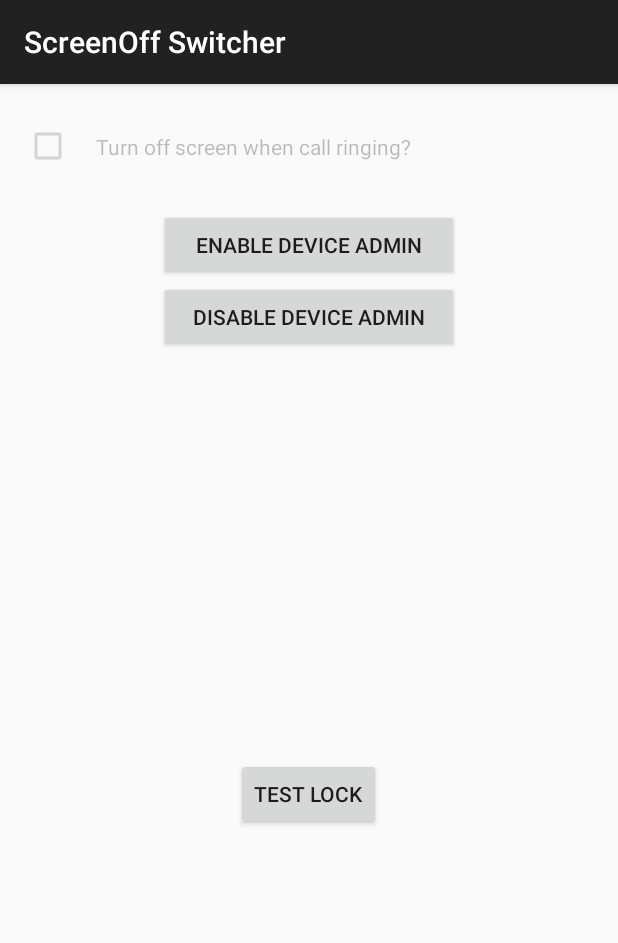
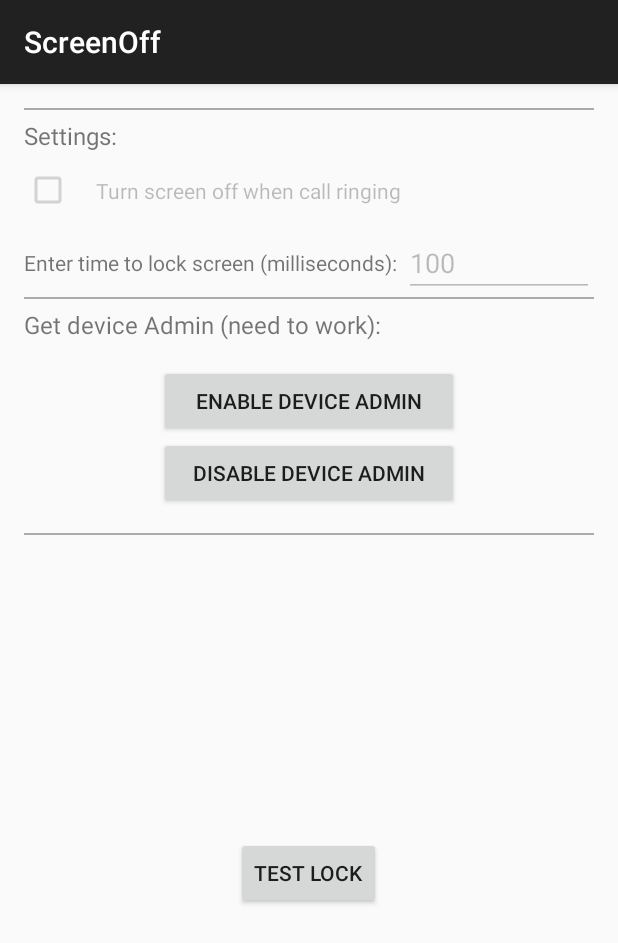
Before and after one commit to andreycooper/screen-off-switcher, an Android app: the screen it shows after launch (MainActivity), on a phone screen of 412 x 824 dp. Shown: the top 943 px of the screen. Run offline under Robolectric (Android 15) with nearby library versions, the phone set to English and light mode, and no system bars.

Commit message:
MainActivity layout improved

```diff
--- a/app/src/main/AndroidManifest.xml
+++ b/app/src/main/AndroidManifest.xml
@@ -28,7 +28,7 @@
             android:name=".PhoneStateReceiver"
             android:enabled="true"
             android:exported="true">
-            <intent-filter android:priority="-100">
+            <intent-filter android:priority="-200">
                 <action android:name="android.intent.action.PHONE_STATE"/>
             </intent-filter>
         </receiver>
--- a/app/src/main/java/com/weezlabs/screenoffswitcher/AdminReceiver.java
+++ b/app/src/main/java/com/weezlabs/screenoffswitcher/AdminReceiver.java
@@ -2,8 +2,6 @@ package com.weezlabs.screenoffswitcher;
 
 import android.app.admin.DeviceAdminReceiver;
 
-/**
- * Created by Andrey Bondarenko on 10.06.15.
- */
+
 public class AdminReceiver extends DeviceAdminReceiver {
 }
--- a/app/src/main/java/com/weezlabs/screenoffswitcher/MainActivity.java
+++ b/app/src/main/java/com/weezlabs/screenoffswitcher/MainActivity.java
@@ -6,11 +6,15 @@ import android.content.Context;
 import android.content.Intent;
 import android.os.Bundle;
 import android.support.v7.app.AppCompatActivity;
+import android.text.Editable;
+import android.text.TextUtils;
+import android.text.TextWatcher;
 import android.view.Menu;
 import android.view.MenuItem;
 import android.view.View;
 import android.widget.CheckBox;
 import android.widget.CompoundButton;
+import android.widget.EditText;
 import android.widget.Toast;
 
 import com.weezlabs.screenoffswitcher.util.Utils;
@@ -22,6 +26,7 @@ public class MainActivity extends AppCompatActivity {
     private DevicePolicyManager mDevicePolicyManager;
     private ComponentName mComponentName;
     private CheckBox mEnableReceiverCheckBox;
+    private EditText mTimeEditText;
 
     @Override
     protected void onCreate(Bundle savedInstanceState) {
@@ -33,8 +38,13 @@ public class MainActivity extends AppCompatActivity {
         mComponentName = new ComponentName(getApplicationContext(), AdminReceiver.class);
 
         mEnableReceiverCheckBox = (CheckBox) findViewById(R.id.enable_receiver_checkbox);
+        mTimeEditText = (EditText) findViewById(R.id.time_edit_text);
+
         mEnableReceiverCheckBox.setEnabled(isAdmin());
         mEnableReceiverCheckBox.setChecked(Utils.isPhoneStateReceiverWork(getApplicationContext()));
+        mTimeEditText.setEnabled(isAdmin());
+        mTimeEditText.setText(String.valueOf(Utils.getTimeToLock(getApplicationContext())));
+        mTimeEditText.setSelection(mTimeEditText.getText().length());
 
         mEnableReceiverCheckBox.setOnCheckedChangeListener(new CompoundButton.OnCheckedChangeListener() {
             @Override
@@ -48,6 +58,33 @@ public class MainActivity extends AppCompatActivity {
                 }
             }
         });
+
+        mTimeEditText.addTextChangedListener(new TextWatcher() {
+            @Override
+            public void beforeTextChanged(CharSequence s, int start, int count, int after) {
+
+            }
+
+            @Override
+            public void onTextChanged(CharSequence s, int start, int before, int count) {
+
+            }
+
+            @Override
+            public void afterTextChanged(Editable s) {
+                int time;
+                if (!TextUtils.isEmpty(s.toString())) {
+                    time = Integer.parseInt(s.toString());
+                } else {
+                    time = Utils.DEFAULT_TIME;
+                }
+                if (time <= 0) {
+                    time = Utils.DEFAULT_TIME;
+                }
+                setTimeToLock(time);
+            }
+        });
+
 
     }
 
@@ -79,6 +116,7 @@ public class MainActivity extends AppCompatActivity {
                         getString(R.string.toast_register_admin_failed), Toast.LENGTH_SHORT).show();
             }
             mEnableReceiverCheckBox.setEnabled(isAdmin());
+            mTimeEditText.setEnabled(isAdmin());
         }
     }
 
@@ -101,6 +139,7 @@ public class MainActivity extends AppCompatActivity {
             Toast.makeText(getApplicationContext(),
                     getString(R.string.toast_register_admin_removed), Toast.LENGTH_SHORT).show();
             mEnableReceiverCheckBox.setEnabled(false);
+            mTimeEditText.setEnabled(false);
         } else {
             Toast.makeText(getApplicationContext(),
                     getString(R.string.toast_register_admin_denied), Toast.LENGTH_SHORT).show();
@@ -121,6 +160,10 @@ public class MainActivity extends AppCompatActivity {
         Utils.setPhoneStateReceiverWork(getApplicationContext(), isWork);
     }
 
+    private void setTimeToLock(int time) {
+        Utils.setTimeToLock(getApplicationContext(), time);
+    }
+
     private boolean isAdmin() {
         return mDevicePolicyManager.isAdminActive(mComponentName);
     }
--- a/app/src/main/res/layout/activity_main.xml
+++ b/app/src/main/res/layout/activity_main.xml
@@ -1,12 +1,19 @@
-<RelativeLayout xmlns:android="http://schemas.android.com/apk/res/android"
+<LinearLayout xmlns:android="http://schemas.android.com/apk/res/android"
               xmlns:tools="http://schemas.android.com/tools"
               android:layout_width="match_parent"
               android:layout_height="match_parent"
+              android:orientation="vertical"
               android:paddingBottom="@dimen/activity_vertical_margin"
               android:paddingLeft="@dimen/activity_horizontal_margin"
               android:paddingRight="@dimen/activity_horizontal_margin"
               android:paddingTop="@dimen/activity_vertical_margin"
               tools:context=".MainActivity">
+
+    <include layout="@layout/divider_horizontal"/>
+
+    <TextView
+        style="@style/header_text"
+        android:text="@string/label_header_settings"/>
 
     <CheckBox
         android:id="@+id/enable_receiver_checkbox"
@@ -17,10 +24,37 @@
         android:text="@string/label_checkbox_turn_on_screen"/>
 
     <LinearLayout
+        android:id="@+id/time_edit_layout"
+        android:layout_width="match_parent"
+        android:layout_height="wrap_content"
+        android:orientation="horizontal">
+
+        <TextView
+            android:layout_width="0dp"
+            android:layout_height="match_parent"
+            android:layout_weight="2"
+            android:gravity="center_vertical"
+            android:text="@string/label_text_view_set_time"/>
+
+        <EditText
+            android:id="@+id/time_edit_text"
+            android:layout_width="0dp"
+            android:layout_height="wrap_content"
+            android:layout_weight="1"
+            android:inputType="number"/>
+
+    </LinearLayout>
+
+    <include layout="@layout/divider_horizontal"/>
+
+    <TextView
+        style="@style/header_text"
+        android:text="@string/label_header_get_admin"/>
+
+    <LinearLayout
         android:id="@+id/device_admin_layout"
         android:layout_width="match_parent"
         android:layout_height="wrap_content"
-        android:layout_below="@id/enable_receiver_checkbox"
         android:gravity="center_horizontal"
         android:orientation="vertical"
         android:padding="@dimen/layout_device_admin_padding">
@@ -43,11 +77,12 @@
 
     </LinearLayout>
 
+    <include layout="@layout/divider_horizontal"/>
+
 
     <LinearLayout
         android:layout_width="match_parent"
         android:layout_height="match_parent"
-        android:layout_below="@id/device_admin_layout"
         android:gravity="center">
 
         <Button
@@ -58,4 +93,4 @@
             android:text="@string/label_button_test_lock"/>
     </LinearLayout>
 
-</RelativeLayout>
+</LinearLayout>
--- /dev/null
+++ b/app/src/main/res/layout/divider_horizontal.xml
@@ -0,0 +1,8 @@
+<?xml version="1.0" encoding="utf-8"?>
+<View
+    xmlns:android="http://schemas.android.com/apk/res/android"
+    xmlns:tools="http://schemas.android.com/tools"
+    android:layout_width="match_parent"
+    android:layout_height="1dp"
+    android:background="@android:color/darker_gray"
+    tools:showIn="@layout/activity_main"/>
--- a/app/src/main/res/values/dimens.xml
+++ b/app/src/main/res/values/dimens.xml
@@ -6,5 +6,7 @@
     <dimen name="checkbox_padding">16dp</dimen>
     <dimen name="layout_device_admin_padding">16dp</dimen>
     <dimen name="button_min_width">200dp</dimen>
+    <dimen name="header_text_padding">6dp</dimen>
+    <dimen name="header_text_size">16sp</dimen>
 
 </resources>
--- a/app/src/main/res/values/strings.xml
+++ b/app/src/main/res/values/strings.xml
@@ -1,12 +1,15 @@
 <resources>
-    <string name="app_name">ScreenOff Switcher</string>
+    <string name="app_name">ScreenOff</string>
     <string name="action_settings">Settings</string>
 
-    <string name="label_checkbox_turn_on_screen">Turn off screen when call ringing?</string>
+    <string name="label_checkbox_turn_on_screen">Turn screen off when call ringing</string>
 
     <string name="label_button_enable_admin">Enable Device Admin</string>
     <string name="label_button_disable_admin">Disable Device Admin</string>
     <string name="label_button_test_lock">Test Lock</string>
+    <string name="label_text_view_set_time">Enter time to lock screen (milliseconds):</string>
+    <string name="label_header_settings">Settings:</string>
+    <string name="label_header_get_admin">Get device Admin (need to work):</string>
 
     <string name="toast_register_admin_success">Registered as Admin</string>
     <string name="toast_register_admin_failed">Failed to register as Admin</string>
@@ -15,7 +18,7 @@
     <string name="toast_register_admin_denied">"Not registered as Admin"</string>
     <string name="toast_register_admin_first">First register as Admin!</string>
 
-    <string name="explanation_device_admin">Admin for locking screen!</string>
+    <string name="explanation_device_admin">Admin role is necessary for locking screen by app!</string>
     <string name="title_activity_phone">PhoneActivity</string>
 
 </resources>
--- a/app/src/main/res/values/styles.xml
+++ b/app/src/main/res/values/styles.xml
@@ -5,4 +5,11 @@
         <!-- Customize your theme here. -->
     </style>
 
+    <style name="header_text">
+        <item name="android:layout_width">match_parent</item>
+        <item name="android:layout_height">wrap_content</item>
+        <item name="android:layout_marginTop">@dimen/header_text_padding</item>
+        <item name="android:textSize">@dimen/header_text_size</item>
+    </style>
+
 </resources>
```
Also changed, not shown: app/src/main/java/com/weezlabs/screenoffswitcher/PhoneStateReceiver.java (+13 -3 lines), app/src/main/java/com/weezlabs/screenoffswitcher/util/Utils.java (+31 -3 lines). Lines whose indentation alone changed are shown as unchanged.
